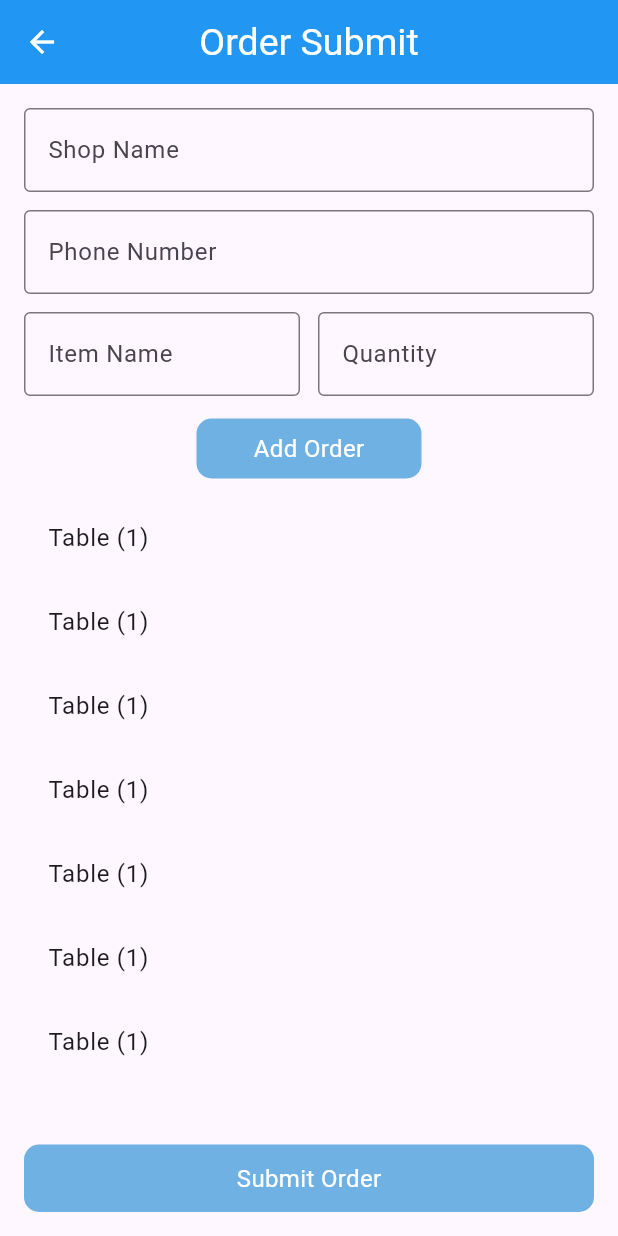
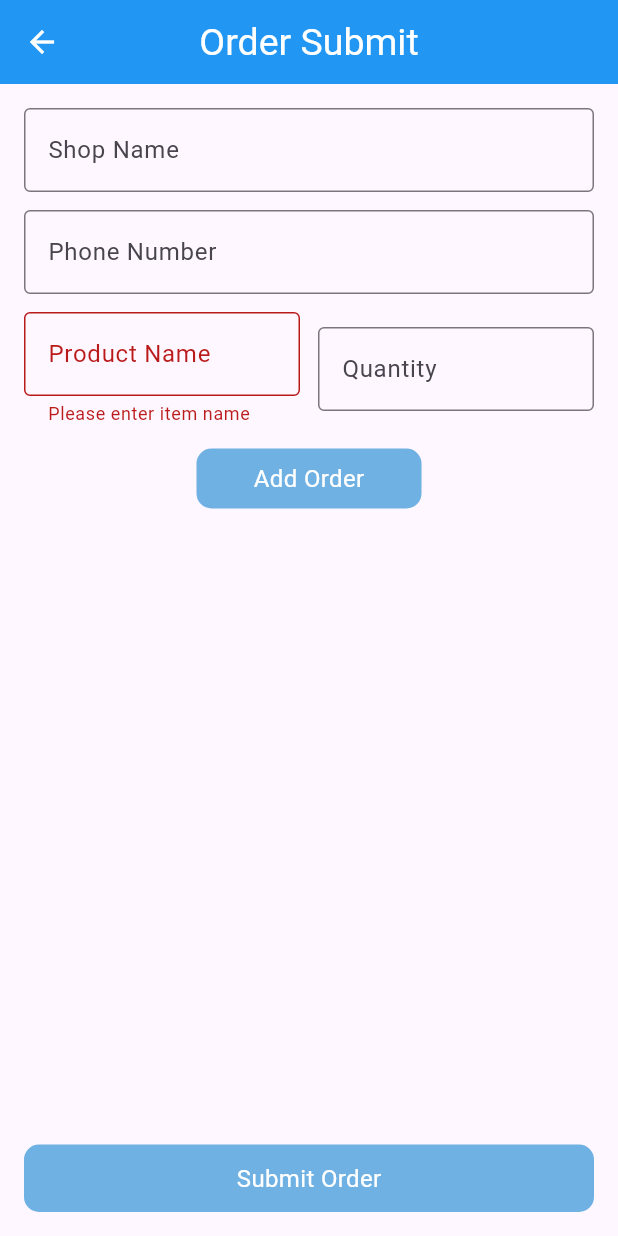
Before and after one commit to Sohag-84/Flutter-Assignment, a Flutter app: the ProductOrderScreen screen opened directly, after a tap on "Add Order", on a phone screen of 412 x 824 dp. Run offline on Flutter 3.47's test engine with Material 3 defaults, Android fonts, the phone set to English and light mode, and no system bars; our stand-ins replace get; missing offline and left inert: flutter_barcode_scanner.

Commit message:
add product & show json list

```diff
--- a/lib/constant/colors.dart
+++ b/lib/constant/colors.dart
@@ -1,4 +1,4 @@
 import 'package:flutter/material.dart';
 
-Color primaryColor = const Color(0XFF6FB1E3);
+const Color primaryColor = Color(0XFF6FB1E3);
 Color whiteColor = Colors.white;
--- /dev/null
+++ b/lib/controllers/order_controller.dart
@@ -0,0 +1,99 @@
+// ignore_for_file: unused_local_variable
+
+import 'package:flutter/material.dart';
+import 'package:flutter_task/model/order_model.dart';
+import 'package:flutter_task/utils/utils.dart';
+import 'package:flutter_task/views/product/order_list.dart';
+import 'package:get/get.dart';
+
+class OrderController extends GetxController {
+  final shopName = ''.obs;
+  final phoneNumber = ''.obs;
+  final items = <Item>[].obs;
+
+  final shopNameController = TextEditingController();
+  final phoneNumberController = TextEditingController();
+  final itemNameController = TextEditingController();
+  final quantityController = TextEditingController();
+
+  final shopNameFormKey = GlobalKey<FormFieldState>();
+  final phoneNumberFormKey = GlobalKey<FormFieldState>();
+  final itemNameFormKey = GlobalKey<FormFieldState>();
+  final quantityFormKey = GlobalKey<FormFieldState>();
+
+  String? shopNameValidator(String? value) {
+    if (value == null || value.isEmpty) {
+      return 'Please enter shop name';
+    }
+    return null;
+  }
+
+  String? phoneNumberValidator(String? value) {
+    if (value == null || value.isEmpty) {
+      return 'Please enter phone number';
+    }
+    return null;
+  }
+
+  String? itemNameValidator(String? value) {
+    if (value == null || value.isEmpty) {
+      return 'Please enter item name';
+    }
+    return null;
+  }
+
+  String? quantityValidator(String? value) {
+    if (value == null || value.isEmpty) {
+      return 'Please enter quantity';
+    }
+    final quantity = int.tryParse(value);
+    if (quantity == null || quantity <= 0) {
+      return 'Please enter a valid quantity';
+    }
+    return null;
+  }
+
+  void addOrder() {
+    final itemName = itemNameController.text.trim();
+    final quantity = int.tryParse(quantityController.text.trim()) ?? 0;
+
+    final itemNameState = itemNameFormKey.currentState;
+    final quantityState = quantityFormKey.currentState;
+
+    if (itemNameState!.validate() && quantityState!.validate()) {
+      if (items.length < 10) {
+        items.add(Item(itemName, quantity));
+        itemNameController.clear();
+        quantityController.clear();
+        snackBar(
+          title: "Item Added",
+          description: "$itemName added to the order",
+        );
+      } else {
+        snackBar(
+          title: "Error",
+          description: "Maximum 10 items allowed per order.",
+          bgColor: Colors.red,
+        );
+      }
+    }
+  }
+
+  void submitOrder() {
+    final shopNameState = shopNameFormKey.currentState;
+    final phoneNumberState = phoneNumberFormKey.currentState;
+
+    if (shopNameState!.validate() && phoneNumberState!.validate()) {
+      if (items.isNotEmpty) {
+        Order order = Order(shopName.value, phoneNumber.value, items);
+
+        Get.to(() => OrderListScreen(order: order));
+      } else {
+        snackBar(
+          title: "Error",
+          description: "Your cart is empty",
+        );
+      }
+    }
+  }
+}
--- /dev/null
+++ b/lib/utils/utils.dart
@@ -0,0 +1,16 @@
+import 'package:flutter/material.dart';
+import 'package:flutter_task/constant/colors.dart';
+import 'package:get/get.dart';
+
+snackBar({
+  required title,
+  required String description,
+  Color bgColor = primaryColor,
+}) {
+  return Get.snackbar(
+    title,
+    description,
+    snackPosition: SnackPosition.BOTTOM,
+    backgroundColor: bgColor,
+  );
+}
--- a/lib/views/product/order_screen.dart
+++ b/lib/views/product/order_screen.dart
@@ -1,11 +1,15 @@
 // ignore_for_file: prefer_const_constructors
 
 import 'package:flutter/material.dart';
+import 'package:flutter_task/controllers/order_controller.dart';
 import 'package:flutter_task/widgets/custom_appbar.dart';
 import 'package:flutter_task/widgets/custom_button.dart';
+import 'package:get/get.dart';
 
 class ProductOrderScreen extends StatelessWidget {
-  const ProductOrderScreen({super.key});
+  ProductOrderScreen({super.key});
+
+  final OrderController orderController = Get.put(OrderController());
 
   @override
   Widget build(BuildContext context) {
@@ -13,13 +17,20 @@ class ProductOrderScreen extends StatelessWidget {
       appBar: customAppBar(title: "Order Submit"),
       bottomNavigationBar: Padding(
         padding: const EdgeInsets.all(16.0),
-        child: customButton(onTap: () {}, btnName: "Submit Order"),
+        child: customButton(
+            onTap: () {
+              orderController.submitOrder();
+            },
+            btnName: "Submit Order"),
       ),
       body: Padding(
         padding: EdgeInsets.all(16.0),
         child: Column(
           children: [
             TextFormField(
+              controller: orderController.shopNameController,
+              key: orderController.shopNameFormKey,
+              validator: orderController.shopNameValidator,
               decoration: InputDecoration(
                 labelText: 'Shop Name',
                 border: OutlineInputBorder(),
@@ -27,7 +38,10 @@ class ProductOrderScreen extends StatelessWidget {
             ),
             SizedBox(height: 12.0),
             TextFormField(
-              keyboardType: TextInputType.number,
+              controller: orderController.phoneNumberController,
+              key: orderController.phoneNumberFormKey,
+              validator: orderController.phoneNumberValidator,
+              keyboardType: TextInputType.phone,
               decoration: InputDecoration(
                 labelText: 'Phone Number',
                 border: OutlineInputBorder(),
@@ -38,8 +52,11 @@ class ProductOrderScreen extends StatelessWidget {
               children: [
                 Expanded(
                   child: TextFormField(
+                    controller: orderController.itemNameController,
+                    key: orderController.itemNameFormKey,
+                    validator: orderController.itemNameValidator,
                     decoration: InputDecoration(
-                      labelText: 'Item Name',
+                      labelText: 'Product Name',
                       border: OutlineInputBorder(),
                     ),
                   ),
@@ -47,6 +64,9 @@ class ProductOrderScreen extends StatelessWidget {
                 SizedBox(width: 12.0),
                 Expanded(
                   child: TextFormField(
+                    controller: orderController.quantityController,
+                    key: orderController.quantityFormKey,
+                    validator: orderController.quantityValidator,
                     keyboardType: TextInputType.number,
                     decoration: InputDecoration(
                       labelText: 'Quantity',
@@ -60,20 +80,25 @@ class ProductOrderScreen extends StatelessWidget {
             SizedBox(
               width: 150,
               child: customButton(
-                onTap: () {},
+                onTap: () {
+                  orderController.addOrder();
+                },
                 btnName: "Add Order",
                 btnHeight: 40,
               ),
             ),
             SizedBox(height: 12.0),
             Expanded(
-              child: ListView.builder(
-                itemCount: 23,
-                itemBuilder: (context, index) {
-                  return ListTile(
-                    title: Text("Table (1)"),
-                  );
-                },
+              child: Obx(
+                () => ListView.builder(
+                  itemCount: orderController.items.length,
+                  itemBuilder: (context, index) {
+                    final item = orderController.items[index];
+                    return ListTile(
+                      title: Text('${item.itemName} (${item.quantity})'),
+                    );
+                  },
+                ),
               ),
             ),
           ],
```
Also changed, not shown: lib/views/product/order_list.dart (added, +28 -0 lines).
